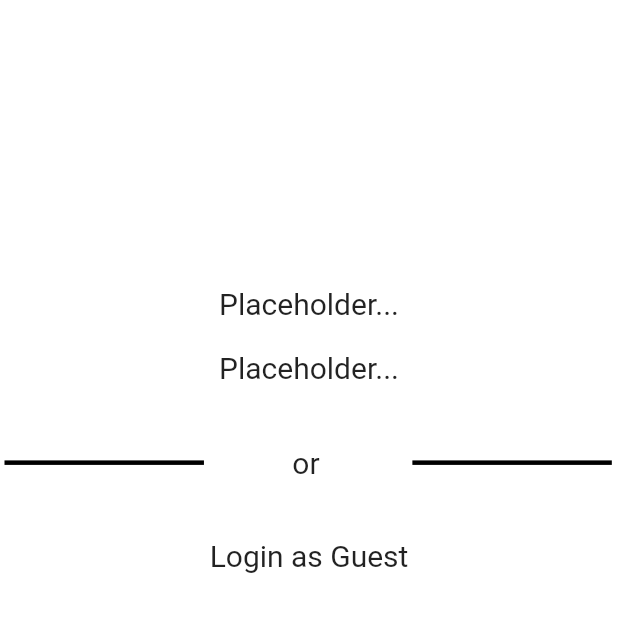
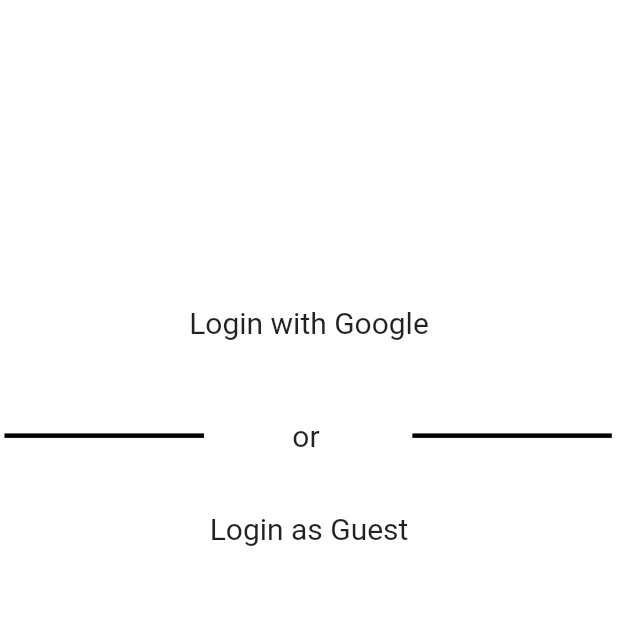
Before and after one commit to Coflnet/song_voter, a Flutter app: the screen it shows after launch, on a phone screen of 412 x 824 dp, the part 376-1008 px from its top. Run offline on Flutter 3.47's test engine with Material 2 defaults, Android fonts, the phone set to English and light mode, and no system bars; our stand-ins replace get, get_storage, google_fonts, google_sign_in; accounts and stored records are empty.

Commit message:
implemented google signin

```diff
--- a/lib/main.dart
+++ b/lib/main.dart
@@ -7,8 +7,10 @@
 import 'package:song_voter/utils/services/user_service.dart';
 import 'package:song_voter/utils/theme_utils.dart';
 import 'package:song_voter/widgets/error/global_error.dart';
+import 'package:song_voter/widgets/login/google_signin/google_signin_controller.dart';
 import 'package:song_voter/widgets/home/home_view.dart';
 import 'package:song_voter/widgets/home/home_controller.dart';
+import 'package:song_voter/widgets/login/google_signin/google_signin_view.dart';
 import 'package:song_voter/widgets/login/guest_login/guest_login_view.dart';
 import 'package:song_voter/widgets/login/guest_login/warning/guest_login_warning_view.dart';
 import 'package:song_voter/widgets/login/login_view.dart';
@@ -58,6 +60,11 @@
             page: () => LoginView(),
             transition: Transition.fadeIn),
         GetPage(
+            name: Routes.googleLogin,
+            page: () => GoogleSigninView(),
+            binding: BindingsBuilder(() => {Get.put(GoogleSigninController())}),
+            transition: Transition.fadeIn),
+        GetPage(
             name: Routes.guestLogin,
             page: () => GuestLoginView(),
             transition: Transition.fadeIn),
--- a/lib/utils/route_utils.dart
+++ b/lib/utils/route_utils.dart
@@ -3,6 +3,7 @@
   static const home = "/home";
   static const error = "/error";
   static const guestLogin = "/login/guest";
+  static const googleLogin = "/login/google";
   static const guestLoginWarning = "/login/guest/warning";
   static const settings = "/settings";
   static const party = "/party";
--- a/lib/widgets/login/login_view.dart
+++ b/lib/widgets/login/login_view.dart
@@ -9,6 +9,10 @@
 
   void _handleGuestSignIn() {
     Get.toNamed(Routes.guestLoginWarning);
+  }
+
+  void _handleGoogleSignIn() {
+    Get.toNamed(Routes.googleLogin);
   }
 
   @override
@@ -33,10 +37,13 @@
             ),
             Padding(
                 padding: const EdgeInsets.only(top: 10, bottom: 10),
-                child: Text("Placeholder...")),
-            Padding(
-                padding: const EdgeInsets.only(top: 10, bottom: 10),
-                child: Text("Placeholder...")),
+                child: TextButton(
+                  onPressed: _handleGoogleSignIn,
+                  child: Text(
+                    "Login with Google",
+                    style: Theme.of(context).textTheme.bodyText2,
+                  ),
+                )),
             Padding(
               padding: const EdgeInsets.only(top: 30, bottom: 30),
               child: Row(
--- a/lib/widgets/settings/settings_view.dart
+++ b/lib/widgets/settings/settings_view.dart
@@ -1,5 +1,6 @@
 import 'package:flutter/material.dart';
 import 'package:song_voter/widgets/base/base.dart';
+import 'package:song_voter/widgets/login/google_signin/google_signin_view.dart';
 
 class SettingsView extends StatelessWidget {
   @override
```
Also changed, not shown: lib/widgets/login/google_signin/google_signin_controller.dart (added, +82 -0 lines), lib/widgets/login/google_signin/google_signin_view.dart (added, +57 -0 lines).
